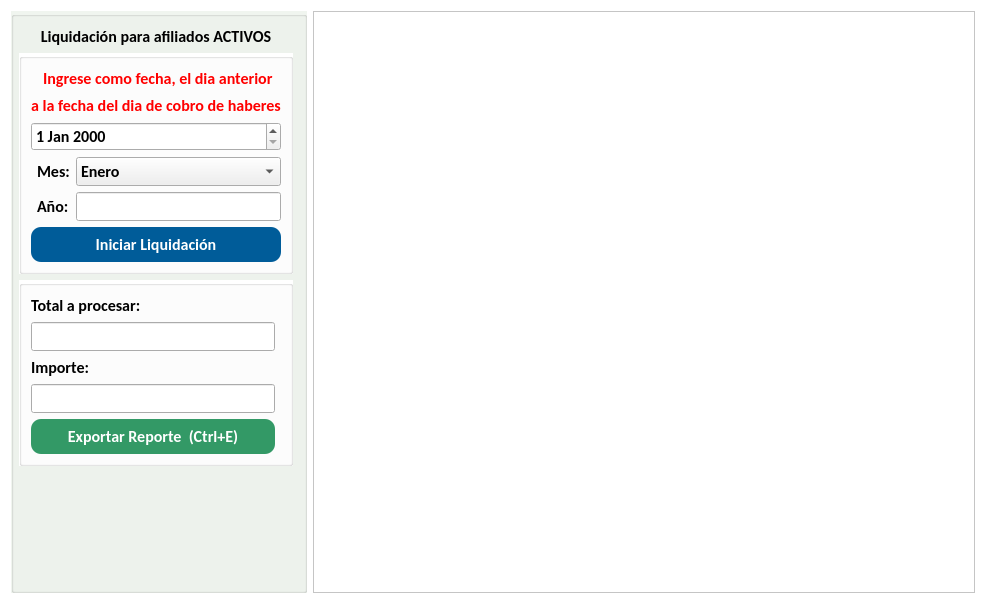
Before: the Qt Designer form gui/liquidadores/liquidadorAfiliados.ui in shae-ra/sindicato, drawn with Qt 5.
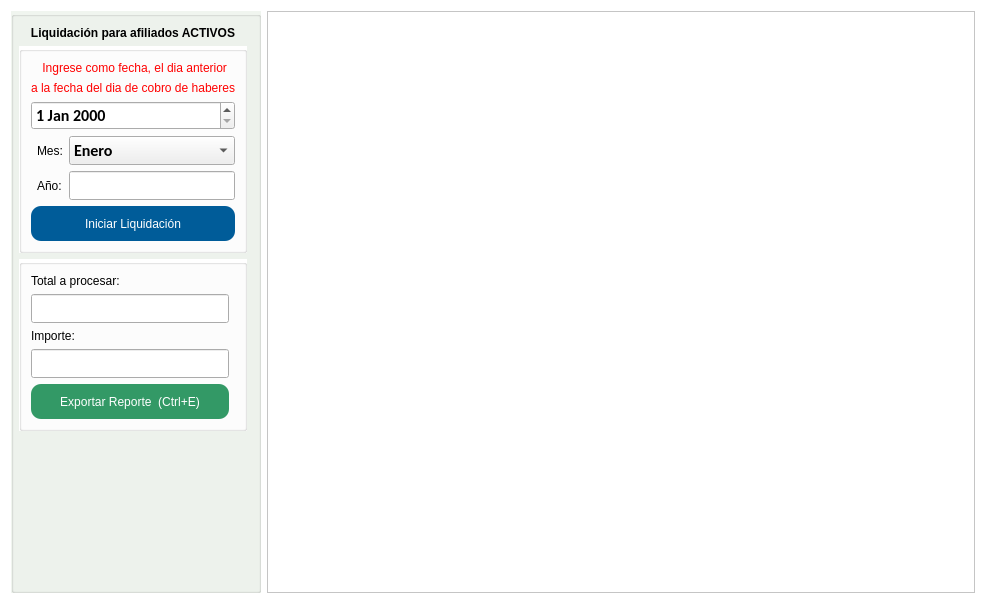
After: the same form once the commit is applied. Icons and pictures are not drawn.

What changed in the file:
```diff
--- a/gui/liquidadores/liquidadorAfiliados.ui
+++ b/gui/liquidadores/liquidadorAfiliados.ui
@@ -497,8 +497,6 @@
         </property>
         <property name="font">
          <font>
-          <family>Calibri</family>
-          <pointsize>12</pointsize>
           <weight>75</weight>
           <bold>true</bold>
          </font>
@@ -559,14 +557,6 @@
              <height>35</height>
             </size>
            </property>
-           <property name="font">
-            <font>
-             <family>Calibri</family>
-             <pointsize>12</pointsize>
-             <weight>75</weight>
-             <bold>true</bold>
-            </font>
-           </property>
            <property name="styleSheet">
             <string notr="true">#btn_procesar_liq{
 background-color:#005c99;
@@ -596,14 +586,6 @@
          </item>
          <item row="0" column="0" colspan="3">
           <widget class="QLabel" name="label">
-           <property name="font">
-            <font>
-             <family>Calibri</family>
-             <pointsize>12</pointsize>
-             <weight>75</weight>
-             <bold>true</bold>
-            </font>
-           </property>
            <property name="styleSheet">
             <string notr="true">#label{
 color: red;
@@ -733,14 +715,6 @@
          </item>
          <item row="1" column="0" colspan="3">
           <widget class="QLabel" name="label_4">
-           <property name="font">
-            <font>
-             <family>Calibri</family>
-             <pointsize>12</pointsize>
-             <weight>75</weight>
-             <bold>true</bold>
-            </font>
-           </property>
            <property name="styleSheet">
             <string notr="true">#label_4{
 color: red;
@@ -756,14 +730,6 @@
          </item>
          <item row="3" column="1">
           <widget class="QLabel" name="label_5">
-           <property name="font">
-            <font>
-             <family>Calibri</family>
-             <pointsize>12</pointsize>
-             <weight>75</weight>
-             <bold>true</bold>
-            </font>
-           </property>
            <property name="text">
             <string>Mes:</string>
            </property>
@@ -771,14 +737,6 @@
          </item>
          <item row="4" column="1">
           <widget class="QLabel" name="label_7">
-           <property name="font">
-            <font>
-             <family>Calibri</family>
-             <pointsize>12</pointsize>
-             <weight>75</weight>
-             <bold>true</bold>
-            </font>
-           </property>
            <property name="text">
             <string>Año:</string>
            </property>
@@ -814,14 +772,6 @@
              <verstretch>0</verstretch>
             </sizepolicy>
            </property>
-           <property name="font">
-            <font>
-             <family>Calibri</family>
-             <pointsize>12</pointsize>
-             <weight>75</weight>
-             <bold>true</bold>
-            </font>
-           </property>
            <property name="styleSheet">
             <string notr="true"/>
            </property>
@@ -883,14 +833,6 @@
              <verstretch>0</verstretch>
             </sizepolicy>
            </property>
-           <property name="font">
-            <font>
-             <family>Calibri</family>
-             <pointsize>12</pointsize>
-             <weight>75</weight>
-             <bold>true</bold>
-            </font>
-           </property>
            <property name="styleSheet">
             <string notr="true"/>
            </property>
@@ -916,14 +858,6 @@
              <height>35</height>
             </size>
            </property>
-           <property name="font">
-            <font>
-             <family>Calibri</family>
-             <pointsize>12</pointsize>
-             <weight>75</weight>
-             <bold>true</bold>
-            </font>
-           </property>
            <property name="styleSheet">
             <string notr="true">#btn_exportar{
 background-color:#339966;
```
